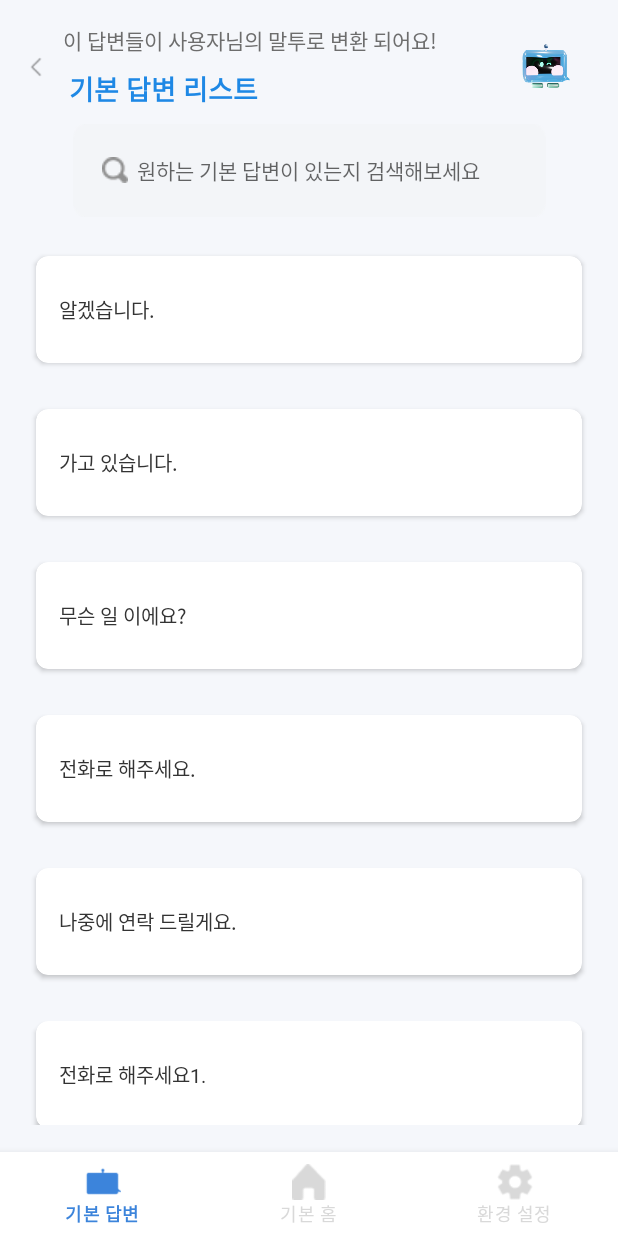
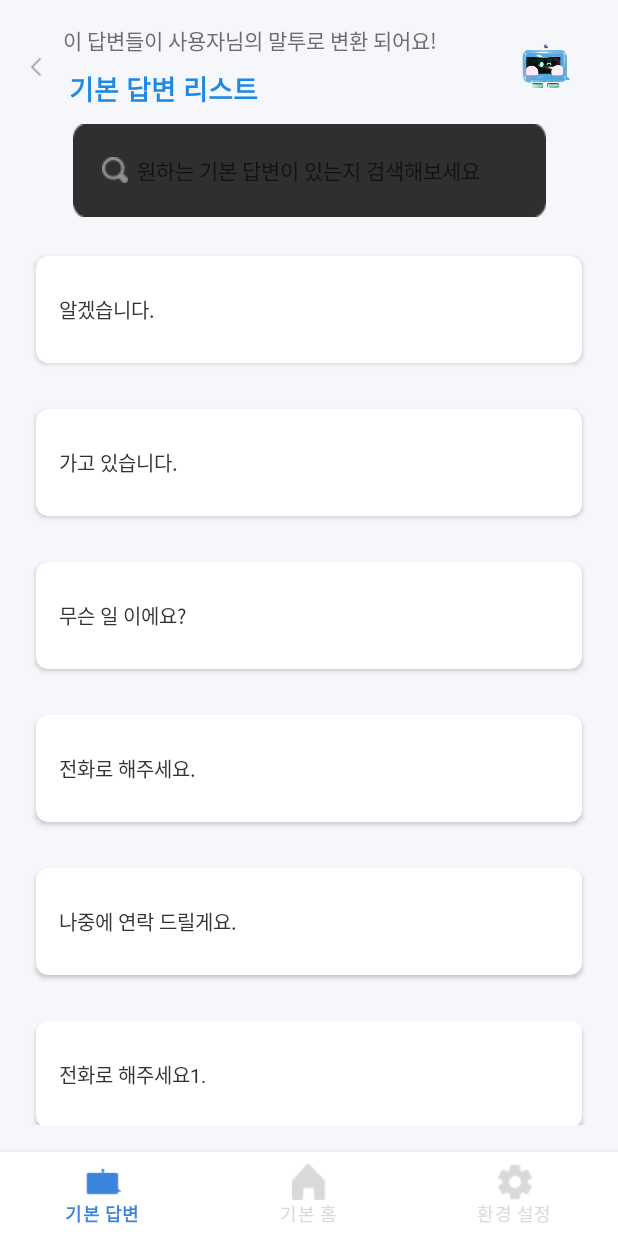
Before and after one commit to Itsme-Team/ItsMe_App, an Android app built with Jetpack Compose: the DefaultRepliesActivity screen opened directly, with no data from a screen before it, on a phone screen of 412 x 824 dp. Run offline under Robolectric (Android 15) with nearby library versions, the phone set to English and light mode, and no system bars.

Commit message:
refactor:기본 답장리스트 검색창 background asset 추가

```diff
--- a/itsme_mobile/app/src/main/res/layout/activity_default_replies.xml
+++ b/itsme_mobile/app/src/main/res/layout/activity_default_replies.xml
@@ -69,7 +69,7 @@
         android:layout_marginStart="50dp"
         android:layout_marginTop="10dp"
         android:layout_marginEnd="50dp"
-        android:background="@drawable/search_background"
+        android:background="@drawable/search_background3"
         android:gravity="center_vertical"
         android:padding="16dp"
         app:layout_constraintEnd_toEndOf="parent"
```
Also changed, not shown: itsme_mobile/app/src/main/res/drawable/search_background2.png (added), itsme_mobile/app/src/main/res/drawable/search_background3.png (added).
